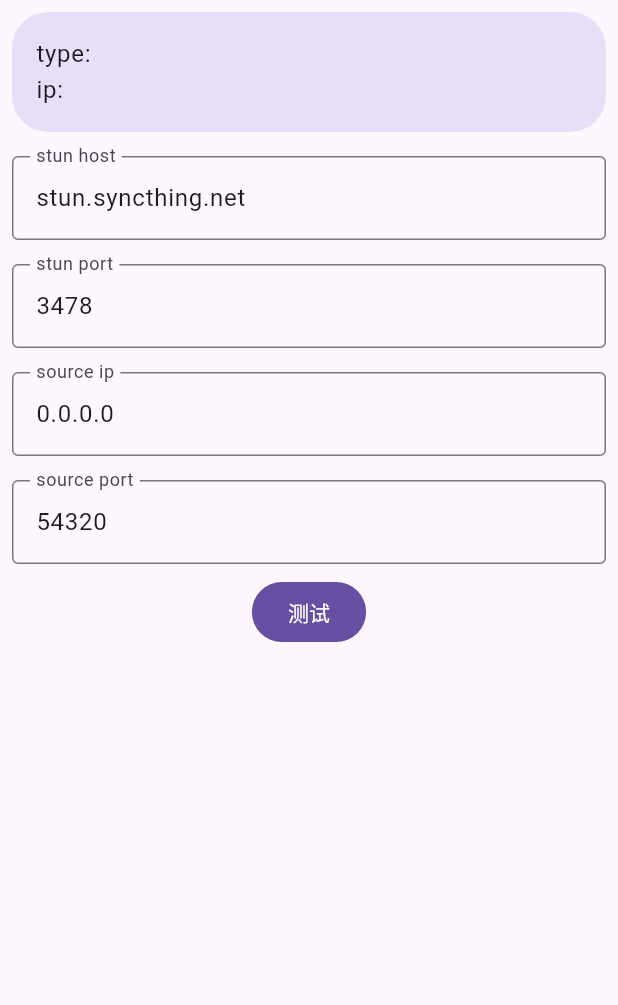
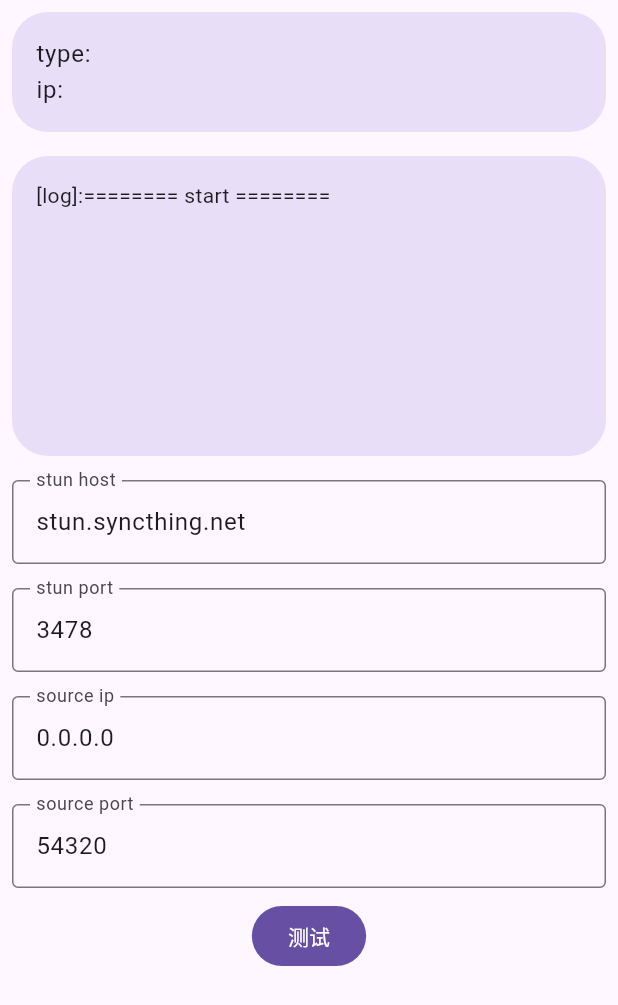
Before and after one commit to liberately/Purity-NAT-Type-Tester, a Flutter app: the screen it shows after launch, on a phone screen of 412 x 824 dp. Shown: the top 1005 px of the screen. Run offline on Flutter 3.47's test engine with Material 3 defaults, Android fonts, the phone set to English and light mode, and no system bars.

Commit message:
Add logs to track the start and finish of functions.

```diff
--- a/lib/checker.dart
+++ b/lib/checker.dart
@@ -1,4 +1,6 @@
 import 'dart:async';
+import 'dart:core' as core;
+import 'dart:core';
 import 'dart:io';
 import 'dart:math';
 
@@ -76,7 +78,7 @@ class NATTestResult {
 
   @override
   String toString() {
-    return 'NATTestResult{type: $type, resp: $resp, externalIp: $externalIp, externalPort: $externalPort, sourceIp: $sourceIp, sourcePort: $sourcePort, changedIp: $changedIp, changedPort: $changedPort}';
+    return 'resp: $resp, externalIp: $externalIp, externalPort: $externalPort, sourceIp: $sourceIp, sourcePort: $sourcePort, changedIp: $changedIp, changedPort: $changedPort';
   }
 }
 
@@ -268,6 +270,8 @@ Future<NATTestResult> getNatType({
   return nat;
 }
 
+void Function(Object? object) print = core.print;
+
 main() async {
   print(await getNatType());
 }
--- a/lib/main.dart
+++ b/lib/main.dart
@@ -1,4 +1,5 @@
 import 'package:flutter/material.dart';
+import 'package:purity_nat_type_tester/checker.dart' as checker;
 import 'package:purity_nat_type_tester/checker.dart';
 
 void main() {
@@ -30,6 +31,8 @@
   late TextEditingController sourceIpController = TextEditingController(text: "0.0.0.0");
   late TextEditingController sourcePortController = TextEditingController(text: "54320");
 
+  List<String> logs = ["[log]:======== start ========"];
+
   NATTestResult? mNATTestResult;
 
   bool isTestRunning = false;
@@ -40,6 +43,7 @@
       setState(() {
         isTestRunning = true;
         mNATTestResult = null;
+        logs = ["[log]:======== start ========"];
       });
       mNATTestResult = await getNatType(
         stunHost: stunHostController.text,
@@ -47,13 +51,15 @@
         sourceIp: sourceIpController.text,
         sourcePort: int.parse(sourcePortController.text),
       );
-      setState(() {});
     } catch (e) {
-      print(e);
+      checker.print("======== catch ========");
+      checker.print(e);
     } finally {
       setState(() {
         isTestRunning = false;
       });
+
+      checker.print("======== finish ========");
     }
   }
 
@@ -87,6 +93,17 @@
   }
 
   @override
+  void initState() {
+    checker.print = (e) {
+      setState(() {
+        logs.add("[log]:$e");
+      });
+    };
+
+    super.initState();
+  }
+
+  @override
   Widget build(BuildContext context) {
     return Scaffold(
       body: SafeArea(
@@ -99,6 +116,21 @@
                 width: double.infinity,
                 decoration: BoxDecoration(color: Theme.of(context).colorScheme.secondaryContainer, borderRadius: BorderRadius.circular(24)),
                 child: Text(getInfo(mNATTestResult), style: Theme.of(context).textTheme.bodyLarge),
+              ),
+            ),
+            Padding(
+              padding: const EdgeInsets.all(8.0),
+              child: Container(
+                padding: const EdgeInsets.all(16.0),
+                width: double.infinity,
+                height: 200,
+                decoration: BoxDecoration(color: Theme.of(context).colorScheme.secondaryContainer, borderRadius: BorderRadius.circular(24)),
+                child: ListView.builder(
+                  itemCount: logs.length,
+                  itemBuilder: (context, index) {
+                    return Text(logs[index], key: ValueKey(logs[index]));
+                  },
+                ),
               ),
             ),
             Padding(
```
